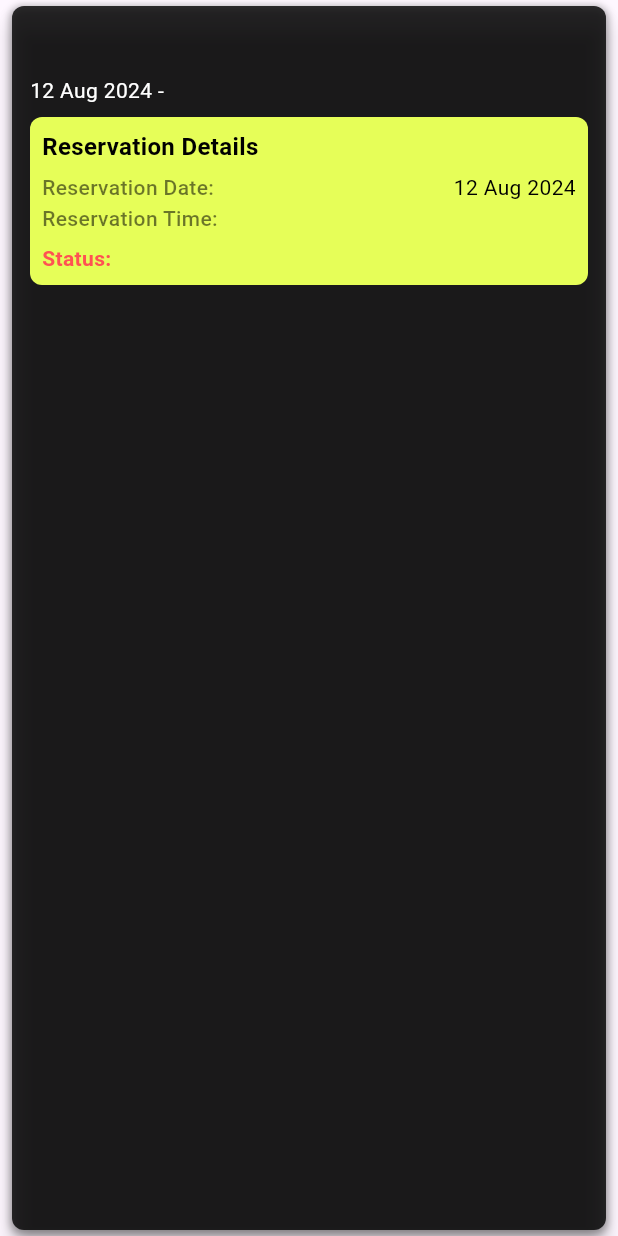
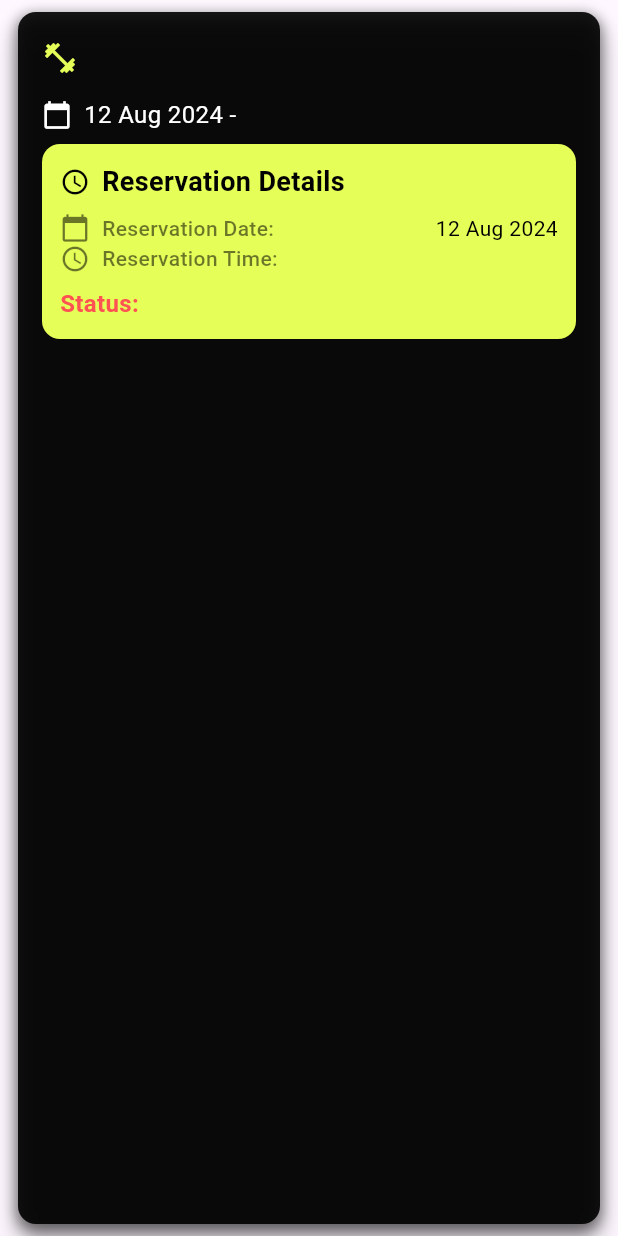
Before and after one commit to sandrakovacevicc/FitnessSystem-Flutter-Mobile, a Flutter app: the ReservationCard widget shown alone on an empty page, opened directly with empty values, on a phone screen of 412 x 824 dp. Run offline on Flutter 3.47's test engine with Material 3 defaults, Android fonts, the phone set to English and light mode, and no system bars; our stand-ins replace curved_navigation_bar, hexcolor, jwt_decoder, shared_preferences; accounts and stored records are empty; network calls fail.

Commit message:
design changes

```diff
--- a/lib/screens/home.dart
+++ b/lib/screens/home.dart
@@ -1,6 +1,4 @@
 import 'package:flutter/material.dart';
-import 'package:fytness_system/screens/LogIn.dart';
-import 'package:fytness_system/screens/sign_in.dart';
 import 'package:fytness_system/widgets/global_button.dart';
 
 class Home extends StatefulWidget {
--- a/lib/screens/trainings.dart
+++ b/lib/screens/trainings.dart
@@ -52,7 +52,7 @@ class _TrainingsState extends State<Trainings> {
     }
 
     setState(() {
-      selectedIndex = this.selectedIndex;
+      selectedIndex = selectedIndex;
     });
 
     double totalWidth = MediaQuery.of(context).size.width;
@@ -147,7 +147,7 @@ class _TrainingsState extends State<Trainings> {
                             Expanded(
                               child: Padding(
                                 padding: const EdgeInsets.all(5.0),
-                                child: Container(
+                                child: SizedBox(
                                   height: 48,
                                   child: TextField(
                                     controller: searchController,
--- a/lib/widgets/global_menu.dart
+++ b/lib/widgets/global_menu.dart
@@ -6,10 +6,10 @@ class BottomNavBar extends StatefulWidget {
   final Function(int) onItemTapped;
 
   const BottomNavBar({
-    Key? key,
+    super.key,
     required this.selectedIndex,
     required this.onItemTapped,
-  }) : super(key: key);
+  });
 
   @override
   _BottomNavBarState createState() => _BottomNavBarState();
--- a/lib/widgets/global_reservation_card.dart
+++ b/lib/widgets/global_reservation_card.dart
@@ -22,82 +22,118 @@ class ReservationCard extends StatelessWidget {
   @override
   Widget build(BuildContext context) {
     return Card(
-      margin: const EdgeInsets.symmetric(vertical: 4, horizontal: 8), // Reduced margins
-      elevation: 6, // Reduced elevation
+      margin: const EdgeInsets.symmetric(vertical: 8, horizontal: 12),
+      elevation: 8,
       shape: RoundedRectangleBorder(
-        borderRadius: BorderRadius.circular(8), // Reduced border radius
+        borderRadius: BorderRadius.circular(12),
       ),
-      color: Colors.black.withOpacity(0.8), // Slightly reduced opacity
+      color: Colors.black.withOpacity(0.9),
       child: Container(
         decoration: BoxDecoration(
-          borderRadius: BorderRadius.circular(8),
+          borderRadius: BorderRadius.circular(12),
           boxShadow: [
             BoxShadow(
-              color: Colors.black.withOpacity(0.3), // Adjusted shadow opacity
-              spreadRadius: 1, // Reduced spread radius
-              blurRadius: 4, // Reduced blur radius
-              offset: const Offset(0, 2), // Adjusted shadow offset
+              color: Colors.black.withOpacity(0.5),
+              spreadRadius: 1,
+              blurRadius: 8,
+              offset: const Offset(0, 4),
             ),
           ],
         ),
         child: Padding(
-          padding: const EdgeInsets.all(12), // Reduced padding
+          padding: const EdgeInsets.all(16),
           child: Column(
             crossAxisAlignment: CrossAxisAlignment.start,
             children: [
-              // Training Program Name
-              Text(
+              // Training Program Name with Icon
+              Row(
+                children: [
+                  Icon(
+                    Icons.fitness_center,
+                    color: Color(0xFFE6FE58),
+                    size: 24,
+                  ),
+                  const SizedBox(width: 8),
+                  Expanded(
+                    child: Text(
                       trainingProgramName,
                       style: const TextStyle(
-                  fontSize: 18, // Reduced font size
+                        fontSize: 20,
                         fontWeight: FontWeight.bold,
                         color: Color(0xFFE6FE58),
                       ),
                     ),
-              const SizedBox(height: 8), // Reduced spacing
+                  ),
+                ],
+              ),
+              const SizedBox(height: 12),
 
-              // Training Date and Time
-              Text(
+              // Training Date and Time with Icon
+              Row(
+                children: [
+                  Icon(
+                    Icons.calendar_today,
+                    color: Colors.white,
+                    size: 20,
+                  ),
+                  const SizedBox(width: 8),
+                  Expanded(
+                    child: Text(
                       '${DateFormat('d MMM yyyy').format(trainingDate)} - $trainingTime',
                       style: const TextStyle(
-                  fontSize: 14, // Reduced font size
+                        fontSize: 16,
                         color: Colors.white,
                       ),
                     ),
-              const SizedBox(height: 8), // Reduced spacing
+                  ),
+                ],
+              ),
+              const SizedBox(height: 8),
 
-              // Reservation Details
+              // Reservation Details with Icons
               Container(
-                padding: const EdgeInsets.all(8), // Reduced padding
+                padding: const EdgeInsets.all(12),
                 decoration: BoxDecoration(
                   color: const Color(0xFFE6FE58),
-                  borderRadius: BorderRadius.circular(8), // Reduced border radius
+                  borderRadius: BorderRadius.circular(12),
                 ),
                 child: Column(
                   crossAxisAlignment: CrossAxisAlignment.start,
                   children: [
+                    Row(
+                      children: [
+                        Icon(
+                          Icons.schedule,
+                          color: Colors.black,
+                          size: 20,
+                        ),
+                        const SizedBox(width: 8),
                         const Text(
                           'Reservation Details',
                           style: TextStyle(
-                        fontSize: 16, // Reduced font size
+                            fontSize: 18,
                             fontWeight: FontWeight.bold,
                             color: Colors.black,
                           ),
                         ),
-                    const SizedBox(height: 6), // Reduced spacing
+                      ],
+                    ),
+                    const SizedBox(height: 8),
                     _buildInfoRow(
+                      icon: Icons.calendar_today,
                       label: 'Reservation Date:',
                       value: DateFormat('d MMM yyyy').format(reservationDate),
                     ),
                     _buildInfoRow(
+                      icon: Icons.access_time,
                       label: 'Reservation Time:',
                       value: time,
                     ),
-                    const SizedBox(height: 6), // Reduced spacing
+                    const SizedBox(height: 8),
                     Text(
                       'Status: $status',
                       style: TextStyle(
-                        fontSize: 14, // Reduced font size
+                        fontSize: 16,
                         fontWeight: FontWeight.bold,
                         color: status == 'reserved' ? Colors.green : Colors.redAccent,
                       ),
@@ -112,14 +148,20 @@ class ReservationCard extends StatelessWidget {
     );
   }
 
-  Widget _buildInfoRow({required String label, required String value}) {
+  Widget _buildInfoRow({required IconData icon, required String label, required String value}) {
     return Row(
       children: [
+        Icon(
+          icon,
+          color: Colors.black54,
+          size: 20,
+        ),
+        const SizedBox(width: 8),
         Expanded(
           child: Text(
             label,
             style: const TextStyle(
-              fontSize: 14, // Reduced font size
+              fontSize: 14,
               color: Colors.black54,
               fontWeight: FontWeight.w500,
             ),
@@ -130,7 +172,7 @@ class ReservationCard extends StatelessWidget {
             value,
             textAlign: TextAlign.end,
             style: const TextStyle(
-              fontSize: 14, // Reduced font size
+              fontSize: 14,
               color: Colors.black,
             ),
           ),
--- a/lib/widgets/global_session_card.dart
+++ b/lib/widgets/global_session_card.dart
@@ -82,7 +82,6 @@ class SessionCard extends StatelessWidget {
                 ],
               ),
             ),
-            // "Book" button and availability information
             Column(
               mainAxisAlignment: MainAxisAlignment.center,
               children: [
--- a/lib/widgets/global_text_form.dart
+++ b/lib/widgets/global_text_form.dart
@@ -1,4 +1,3 @@
-import 'package:flutter/cupertino.dart';
 import 'package:flutter/material.dart';
 
 class GlobalTextForm extends StatelessWidget {
```
Also changed, not shown: lib/screens/reservations.dart (+55 -10 lines), lib/screens/training_program.dart (+63 -29 lines), lib/services/session_service.dart (+16 -0 lines), lib/widgets/global_trainer_session_card.dart (added, +161 -0 lines), 1 other file. Lines whose indentation alone changed are shown as unchanged.
